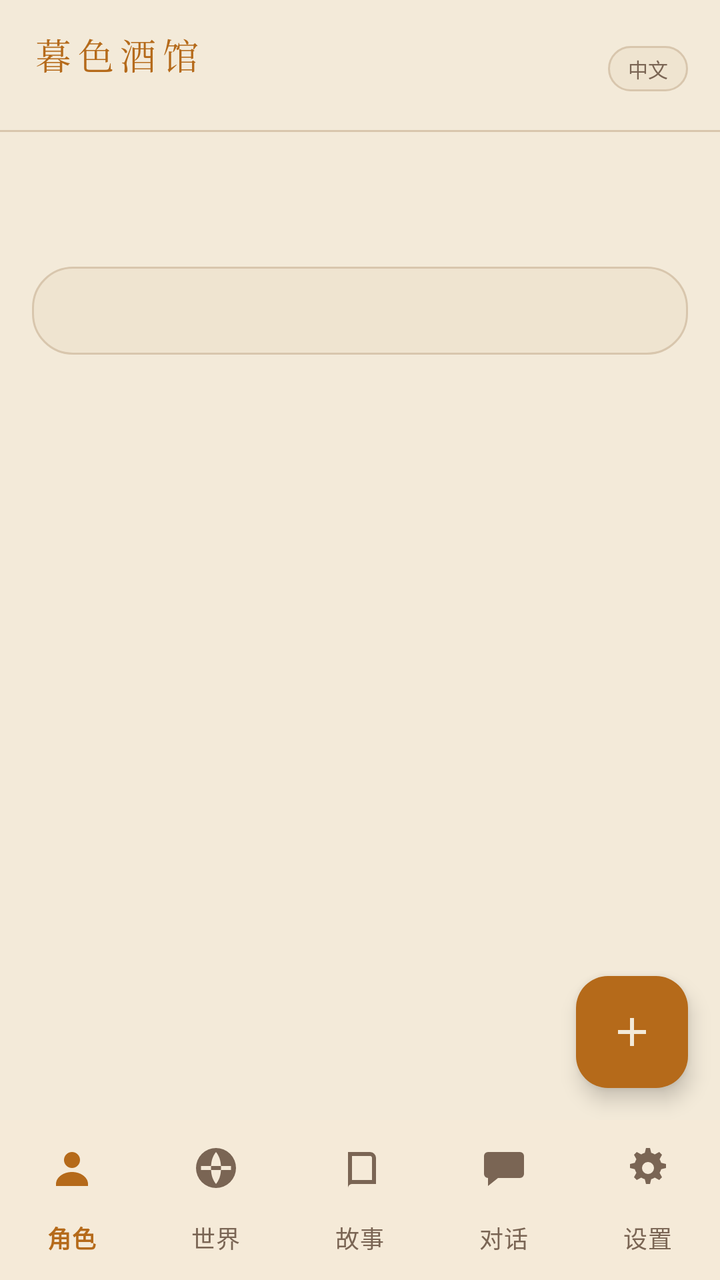
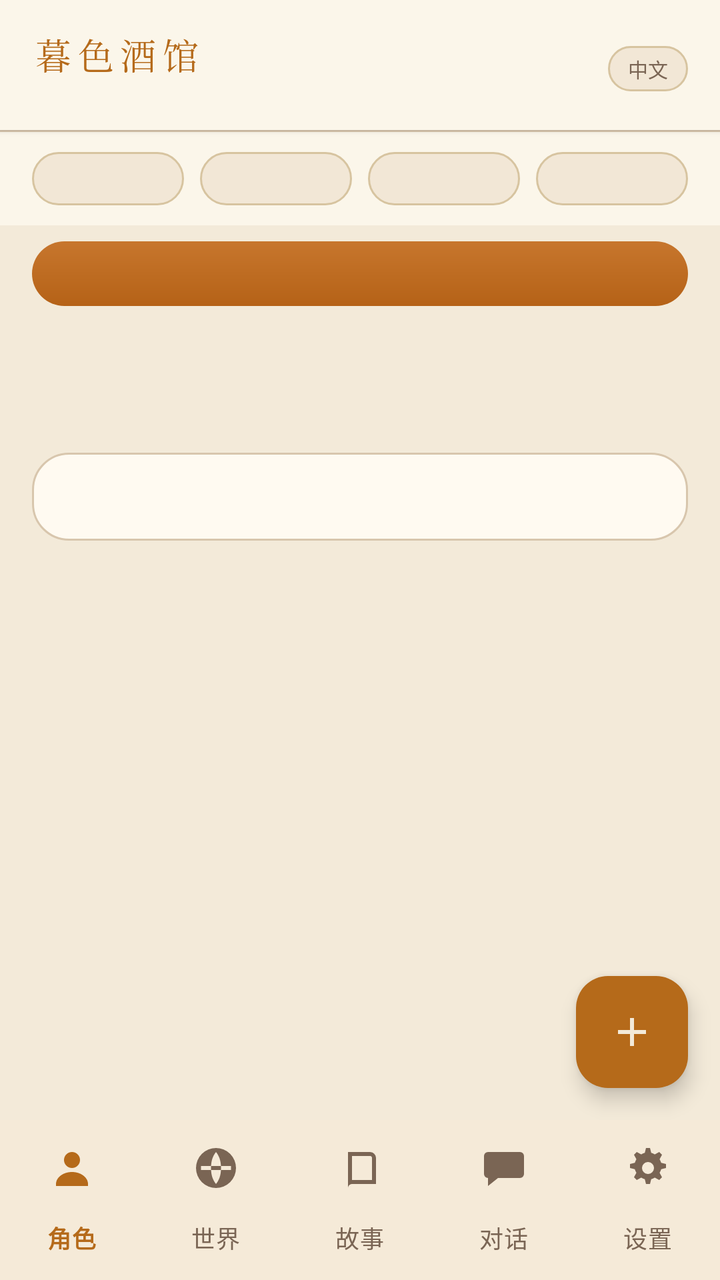

Screens rendered from an Android XML layout before and after an edit, with the pre-edit source and the edit as a unified diff.
<!-- AndroidManifest.xml: application theme Theme.Tavern -->
<!-- res/layout/activity_main.xml -->
<?xml version="1.0" encoding="utf-8"?>
<LinearLayout xmlns:android="http://schemas.android.com/apk/res/android"
    xmlns:app="http://schemas.android.com/apk/res-auto"
    android:layout_width="match_parent"
    android:layout_height="match_parent"
    android:background="@color/bg"
    android:orientation="vertical">

    <LinearLayout
        android:layout_width="match_parent"
        android:layout_height="wrap_content"
        android:gravity="center_vertical"
        android:orientation="horizontal"
        android:paddingHorizontal="16dp"
        android:paddingTop="14dp"
        android:paddingBottom="10dp">

        <LinearLayout
            android:layout_width="0dp"
            android:layout_height="wrap_content"
            android:layout_weight="1"
            android:orientation="vertical">

            <TextView
                android:id="@+id/brand"
                android:layout_width="wrap_content"
                android:layout_height="wrap_content"
                android:fontFamily="serif"
                android:letterSpacing="0.18"
                android:text="暮色酒馆"
                android:textColor="@color/candle"
                android:textSize="18sp" />

            <TextView
                android:id="@+id/tagline"
                android:layout_width="wrap_content"
                android:layout_height="wrap_content"
                android:textColor="@color/muted"
                android:textSize="11sp" />
        </LinearLayout>

        <TextView
            android:id="@+id/localeBadge"
            android:layout_width="wrap_content"
            android:layout_height="wrap_content"
            android:background="@drawable/bg_chip"
            android:paddingHorizontal="10dp"
            android:paddingVertical="4dp"
            android:text="中文"
            android:textColor="@color/muted"
            android:textSize="10sp" />
    </LinearLayout>

    <View
        android:layout_width="match_parent"
        android:layout_height="1dp"
        android:background="@color/line" />

    <FrameLayout
        android:layout_width="match_parent"
        android:layout_height="0dp"
        android:layout_weight="1">

        <include
            android:id="@+id/panelCharacters"
            layout="@layout/panel_list"
            android:layout_width="match_parent"
            android:layout_height="match_parent" />

        <include
            android:id="@+id/panelWorlds"
            layout="@layout/panel_list"
            android:layout_width="match_parent"
            android:layout_height="match_parent"
            android:visibility="gone" />

        <include
            android:id="@+id/panelStories"
            layout="@layout/panel_list"
            android:layout_width="match_parent"
            android:layout_height="match_parent"
            android:visibility="gone" />

        <include
            android:id="@+id/panelChats"
            layout="@layout/panel_list"
            android:layout_width="match_parent"
            android:layout_height="match_parent"
            android:visibility="gone" />

        <include
            android:id="@+id/panelSettings"
            layout="@layout/panel_settings"
            android:layout_width="match_parent"
            android:layout_height="match_parent"
            android:visibility="gone" />
    </FrameLayout>

    <com.google.android.material.bottomnavigation.BottomNavigationView
        android:id="@+id/bottomNav"
        android:layout_width="match_parent"
        android:layout_height="wrap_content"
        android:background="@color/surface"
        android:elevation="8dp"
        app:itemIconTint="@color/nav_item"
        app:itemTextColor="@color/nav_item"
        app:labelVisibilityMode="labeled"
        app:menu="@menu/bottom_nav" />
</LinearLayout>
<!-- res/layout/panel_list.xml (included above) -->
<?xml version="1.0" encoding="utf-8"?>
<FrameLayout xmlns:android="http://schemas.android.com/apk/res/android"
    xmlns:app="http://schemas.android.com/apk/res-auto"
    android:layout_width="match_parent"
    android:layout_height="match_parent">

    <LinearLayout
        android:layout_width="match_parent"
        android:layout_height="match_parent"
        android:orientation="vertical">

        <TextView
            android:id="@+id/panelTitle"
            android:layout_width="match_parent"
            android:layout_height="wrap_content"
            android:fontFamily="serif"
            android:paddingHorizontal="16dp"
            android:paddingTop="14dp"
            android:textColor="@color/ink"
            android:textSize="22sp" />

        <TextView
            android:id="@+id/panelHint"
            android:layout_width="match_parent"
            android:layout_height="wrap_content"
            android:paddingHorizontal="16dp"
            android:paddingBottom="8dp"
            android:textColor="@color/muted"
            android:textSize="12sp" />

        <EditText
            android:id="@+id/search"
            android:layout_width="match_parent"
            android:layout_height="44dp"
            android:layout_marginHorizontal="16dp"
            android:layout_marginBottom="8dp"
            android:background="@drawable/bg_input"
            android:hint=""
            android:inputType="text"
            android:paddingHorizontal="14dp"
            android:textColor="@color/ink"
            android:textColorHint="@color/muted"
            android:textSize="14sp" />

        <ScrollView
            android:layout_width="match_parent"
            android:layout_height="0dp"
            android:layout_weight="1"
            android:clipToPadding="false"
            android:paddingBottom="80dp">

            <LinearLayout
                android:id="@+id/list"
                android:layout_width="match_parent"
                android:layout_height="wrap_content"
                android:orientation="vertical"
                android:paddingHorizontal="16dp" />
        </ScrollView>
    </LinearLayout>

    <com.google.android.material.floatingactionbutton.FloatingActionButton
        android:id="@+id/fab"
        android:layout_width="wrap_content"
        android:layout_height="wrap_content"
        android:layout_gravity="bottom|end"
        android:layout_margin="16dp"
        android:contentDescription="add"
        android:src="@drawable/ic_add"
        app:backgroundTint="@color/candle"
        app:tint="@color/on_candle" />
</FrameLayout>
<!-- res/layout/panel_settings.xml (included above) -->
<?xml version="1.0" encoding="utf-8"?>
<ScrollView xmlns:android="http://schemas.android.com/apk/res/android"
    android:layout_width="match_parent"
    android:layout_height="match_parent"
    android:clipToPadding="false"
    android:paddingBottom="24dp">

    <LinearLayout
        android:layout_width="match_parent"
        android:layout_height="wrap_content"
        android:orientation="vertical"
        android:padding="16dp">

        <TextView
            android:id="@+id/titleSettings"
            android:layout_width="match_parent"
            android:layout_height="wrap_content"
            android:fontFamily="serif"
            android:textColor="@color/ink"
            android:textSize="22sp" />

        <TextView
            android:id="@+id/settingsHint"
            android:layout_width="match_parent"
            android:layout_height="wrap_content"
            android:layout_marginTop="6dp"
            android:textColor="@color/muted"
            android:textSize="12sp" />

        <TextView
            android:id="@+id/labelAppearance"
            android:layout_width="match_parent"
            android:layout_height="wrap_content"
            android:layout_marginTop="20dp"
            android:textColor="@color/candle"
            android:textSize="13sp" />

        <TextView
            android:id="@+id/appearanceHint"
            android:layout_width="match_parent"
            android:layout_height="wrap_content"
            android:layout_marginTop="4dp"
            android:textColor="@color/muted"
            android:textSize="12sp" />

        <LinearLayout
            android:layout_width="match_parent"
            android:layout_height="wrap_content"
            android:layout_marginTop="10dp"
            android:orientation="horizontal">

            <TextView
                android:id="@+id/btnDark"
                android:layout_width="0dp"
                android:layout_height="40dp"
                android:layout_marginEnd="6dp"
                android:layout_weight="1"
                android:gravity="center"
                android:textColor="@color/ink" />

            <TextView
                android:id="@+id/btnLight"
                android:layout_width="0dp"
                android:layout_height="40dp"
                android:layout_marginEnd="6dp"
                android:layout_weight="1"
                android:gravity="center"
                android:textColor="@color/ink" />

            <TextView
                android:id="@+id/btnSystem"
                android:layout_width="0dp"
                android:layout_height="40dp"
                android:layout_weight="1"
                android:gravity="center"
                android:textColor="@color/ink" />
        </LinearLayout>

        <TextView
            android:id="@+id/labelLanguage"
            android:layout_width="match_parent"
            android:layout_height="wrap_content"
            android:layout_marginTop="20dp"
            android:textColor="@color/candle"
            android:textSize="13sp" />

        <TextView
            android:id="@+id/languageHint"
            android:layout_width="match_parent"
            android:layout_height="wrap_content"
            android:layout_marginTop="4dp"
            android:textColor="@color/muted"
            android:textSize="12sp" />

        <LinearLayout
            android:layout_width="match_parent"
            android:layout_height="wrap_content"
            android:layout_marginTop="10dp"
            android:orientation="horizontal">

            <TextView
                android:id="@+id/btnZh"
                android:layout_width="0dp"
                android:layout_height="40dp"
                android:layout_marginEnd="8dp"
                android:layout_weight="1"
                android:gravity="center"
                android:text="中文"
                android:textColor="@color/ink" />

            <TextView
                android:id="@+id/btnEn"
                android:layout_width="0dp"
                android:layout_height="40dp"
                android:layout_weight="1"
                android:gravity="center"
                android:text="English"
                android:textColor="@color/ink" />
        </LinearLayout>

        <TextView
            android:id="@+id/labelPersona"
            android:layout_width="match_parent"
            android:layout_height="wrap_content"
            android:layout_marginTop="20dp"
            android:textColor="@color/candle"
            android:textSize="13sp" />

        <TextView
            android:id="@+id/personaHint"
            android:layout_width="match_parent"
            android:layout_height="wrap_content"
            android:layout_marginTop="4dp"
            android:textColor="@color/muted"
            android:textSize="12sp" />

        <TextView
            android:id="@+id/labelUserName"
            android:layout_width="match_parent"
            android:layout_height="wrap_content"
            android:layout_marginTop="10dp"
            android:textColor="@color/muted"
            android:textSize="12sp" />

        <EditText
            android:id="@+id/etUserName"
            android:layout_width="match_parent"
            android:layout_height="44dp"
            android:layout_marginTop="6dp"
            android:background="@drawable/bg_input"
            android:paddingHorizontal="12dp"
            android:textColor="@color/ink"
            android:textSize="14sp" />

        <TextView
            android:id="@+id/labelUserPersona"
            android:layout_width="match_parent"
            android:layout_height="wrap_content"
            android:layout_marginTop="10dp"
            android:textColor="@color/muted"
            android:textSize="12sp" />

        <EditText
            android:id="@+id/etUserPersona"
            android:layout_width="match_parent"
            android:layout_height="wrap_content"
            android:layout_marginTop="6dp"
            android:background="@drawable/bg_input"
            android:gravity="top"
            android:minHeight="96dp"
            android:padding="12dp"
            android:textColor="@color/ink"
            android:textSize="14sp" />

        <LinearLayout
            android:layout_width="match_parent"
            android:layout_height="wrap_content"
            android:layout_marginTop="22dp"
            android:gravity="center_vertical"
            android:orientation="horizontal">

            <TextView
                android:id="@+id/labelProfiles"
                android:layout_width="0dp"
                android:layout_height="wrap_content"
                android:layout_weight="1"
                android:textColor="@color/candle"
                android:textSize="13sp" />

            <TextView
                android:id="@+id/btnNewProfile"
                android:layout_width="wrap_content"
                android:layout_height="wrap_content"
                android:background="@drawable/bg_chip_on"
                android:paddingHorizontal="12dp"
                android:paddingVertical="6dp"
                android:textColor="@color/on_candle"
                android:textSize="12sp" />
        </LinearLayout>

        <TextView
            android:id="@+id/noProfiles"
            android:layout_width="match_parent"
            android:layout_height="wrap_content"
            android:layout_marginTop="8dp"
            android:textColor="@color/muted"
            android:textSize="13sp"
            android:visibility="gone" />

        <LinearLayout
            android:id="@+id/profileList"
            android:layout_width="match_parent"
            android:layout_height="wrap_content"
            android:layout_marginTop="8dp"
            android:orientation="vertical" />

        <LinearLayout
            android:layout_width="match_parent"
            android:layout_height="wrap_content"
            android:layout_marginTop="22dp"
            android:gravity="center_vertical"
            android:orientation="horizontal">

            <TextView
                android:id="@+id/labelPresets"
                android:layout_width="0dp"
                android:layout_height="wrap_content"
                android:layout_weight="1"
                android:textColor="@color/candle"
                android:textSize="13sp" />

            <TextView
                android:id="@+id/btnNewPreset"
                android:layout_width="wrap_content"
                android:layout_height="wrap_content"
                android:background="@drawable/bg_chip_on"
                android:paddingHorizontal="12dp"
                android:paddingVertical="6dp"
                android:textColor="@color/on_candle"
                android:textSize="12sp" />
        </LinearLayout>

        <TextView
            android:id="@+id/presetsHint"
            android:layout_width="match_parent"
            android:layout_height="wrap_content"
            android:layout_marginTop="4dp"
            android:textColor="@color/muted"
            android:textSize="12sp" />

        <LinearLayout
            android:id="@+id/presetList"
            android:layout_width="match_parent"
            android:layout_height="wrap_content"
            android:layout_marginTop="8dp"
            android:orientation="vertical" />

        <TextView
            android:id="@+id/labelChat"
            android:layout_width="match_parent"
            android:layout_height="wrap_content"
            android:layout_marginTop="22dp"
            android:textColor="@color/candle"
            android:textSize="13sp" />

        <LinearLayout
            android:id="@+id/rowStreaming"
            android:layout_width="match_parent"
            android:layout_height="44dp"
            android:layout_marginTop="8dp"
            android:background="@drawable/bg_card"
            android:gravity="center_vertical"
            android:orientation="horizontal"
            android:paddingHorizontal="12dp">

            <TextView
                android:id="@+id/labelStreaming"
                android:layout_width="0dp"
                android:layout_height="wrap_content"
                android:layout_weight="1"
                android:textColor="@color/ink"
                android:textSize="14sp" />

            <TextView
                android:id="@+id/valStreaming"
                android:layout_width="wrap_content"
                android:layout_height="wrap_content"
                android:textColor="@color/candle"
                android:textSize="12sp" />
        </LinearLayout>

        <LinearLayout
            android:id="@+id/rowAutoSummary"
            android:layout_width="match_parent"
            android:layout_height="44dp"
            android:layout_marginTop="8dp"
            android:background="@drawable/bg_card"
            android:gravity="center_vertical"
            android:orientation="horizontal"
            android:paddingHorizontal="12dp">

            <TextView
                android:id="@+id/labelAutoSummary"
                android:layout_width="0dp"
                android:layout_height="wrap_content"
                android:layout_weight="1"
                android:textColor="@color/ink"
                android:textSize="14sp" />

            <TextView
                android:id="@+id/valAutoSummary"
                android:layout_width="wrap_content"
                android:layout_height="wrap_content"
                android:textColor="@color/candle"
                android:textSize="12sp" />
        </LinearLayout>

        <TextView
            android:id="@+id/labelAdvanced"
            android:layout_width="match_parent"
            android:layout_height="wrap_content"
            android:layout_marginTop="22dp"
            android:textColor="@color/candle"
            android:textSize="13sp" />

        <TextView
            android:id="@+id/developerHint"
            android:layout_width="match_parent"
            android:layout_height="wrap_content"
            android:layout_marginTop="4dp"
            android:textColor="@color/muted"
            android:textSize="12sp" />

        <LinearLayout
            android:id="@+id/rowDeveloper"
            android:layout_width="match_parent"
            android:layout_height="44dp"
            android:layout_marginTop="8dp"
            android:background="@drawable/bg_card"
            android:gravity="center_vertical"
            android:orientation="horizontal"
            android:paddingHorizontal="12dp">

            <TextView
                android:id="@+id/labelDeveloper"
                android:layout_width="0dp"
                android:layout_height="wrap_content"
                android:layout_weight="1"
                android:textColor="@color/ink"
                android:textSize="14sp" />

            <TextView
                android:id="@+id/valDeveloper"
                android:layout_width="wrap_content"
                android:layout_height="wrap_content"
                android:textColor="@color/candle"
                android:textSize="12sp" />
        </LinearLayout>

        <TextView
            android:id="@+id/labelData"
            android:layout_width="match_parent"
            android:layout_height="wrap_content"
            android:layout_marginTop="22dp"
            android:textColor="@color/candle"
            android:textSize="13sp" />

        <TextView
            android:id="@+id/btnExport"
            android:layout_width="match_parent"
            android:layout_height="44dp"
            android:layout_marginTop="8dp"
            android:background="@drawable/bg_card"
            android:gravity="center"
            android:textColor="@color/ink" />

        <TextView
            android:id="@+id/btnImport"
            android:layout_width="match_parent"
            android:layout_height="44dp"
            android:layout_marginTop="8dp"
            android:background="@drawable/bg_card"
            android:gravity="center"
            android:textColor="@color/ink" />

        <TextView
            android:id="@+id/btnReset"
            android:layout_width="match_parent"
            android:layout_height="44dp"
            android:layout_marginTop="8dp"
            android:background="@drawable/bg_card"
            android:gravity="center"
            android:textColor="@color/wine" />

        <TextView
            android:id="@+id/labelAbout"
            android:layout_width="match_parent"
            android:layout_height="wrap_content"
            android:layout_marginTop="22dp"
            android:textColor="@color/candle"
            android:textSize="13sp" />

        <TextView
            android:id="@+id/aboutBody"
            android:layout_width="match_parent"
            android:layout_height="wrap_content"
            android:layout_marginTop="8dp"
            android:textColor="@color/muted"
            android:textSize="13sp" />

        <TextView
            android:id="@+id/aboutLine"
            android:layout_width="match_parent"
            android:layout_height="wrap_content"
            android:layout_marginTop="4dp"
            android:textColor="@color/muted"
            android:textSize="12sp" />
    </LinearLayout>
</ScrollView>
<!-- resources referenced by this layout -->
<resources>
  <color name="bg">#f3ead9</color>
  <color name="candle">#b56a1a</color>
  <color name="ink">#2a1d16</color>
  <color name="line">#d8c6ad</color>
  <color name="muted">#7a6554</color>
  <color name="on_candle">#f3ead9</color>
  <color name="surface">#fbf6ea</color>
  <color name="wine">#8c3d3a</color>
  <!-- drawable bg_card (drawable) -->
  <?xml version="1.0" encoding="utf-8"?>
  <shape xmlns:android="http://schemas.android.com/apk/res/android">
      <solid android:color="@color/surface" />
      <corners android:radius="16dp" />
      <stroke android:width="1dp" android:color="@color/line" />
  </shape>
  <!-- drawable bg_chip (drawable) -->
  <?xml version="1.0" encoding="utf-8"?>
  <shape xmlns:android="http://schemas.android.com/apk/res/android">
      <solid android:color="@color/raised" />
      <corners android:radius="20dp" />
      <stroke android:width="1dp" android:color="@color/line" />
  </shape>
  <!-- drawable bg_chip_on (drawable) -->
  <?xml version="1.0" encoding="utf-8"?>
  <shape xmlns:android="http://schemas.android.com/apk/res/android">
      <solid android:color="@color/candle" />
      <corners android:radius="20dp" />
  </shape>
  <!-- drawable bg_input (drawable) -->
  <?xml version="1.0" encoding="utf-8"?>
  <shape xmlns:android="http://schemas.android.com/apk/res/android">
      <solid android:color="@color/raised" />
      <corners android:radius="20dp" />
      <stroke android:width="1dp" android:color="@color/line" />
  </shape>
  <!-- drawable ic_add (drawable) -->
  <?xml version="1.0" encoding="utf-8"?>
  <vector xmlns:android="http://schemas.android.com/apk/res/android" android:width="24dp" android:height="24dp" android:viewportWidth="24" android:viewportHeight="24">
      <path android:fillColor="#120e0c" android:pathData="M11,5h2v14h-2zM5,11h14v2H5z"/>
  </vector>
  <style name="Theme.Tavern" parent="Theme.Material3.DayNight.NoActionBar">
          <item name="colorPrimary">@color/candle</item>
          <item name="colorOnPrimary">@color/on_candle</item>
          <item name="colorPrimaryContainer">@color/raised</item>
          <item name="colorOnPrimaryContainer">@color/ink</item>
          <item name="colorSecondary">@color/wine</item>
          <item name="colorOnSecondary">@color/ink</item>
          <item name="colorSurface">@color/surface</item>
          <item name="colorOnSurface">@color/ink</item>
          <item name="android:statusBarColor">@color/bg</item>
          <item name="android:navigationBarColor">@color/surface</item>
          <item name="android:windowBackground">@color/bg</item>
          <item name="android:textColor">@color/ink</item>
          <item name="android:textColorPrimary">@color/ink</item>
          <item name="android:textColorSecondary">@color/muted</item>
          <item name="android:windowLightStatusBar">true</item>
          <item name="colorControlActivated">@color/candle</item>
          <item name="android:colorAccent">@color/candle</item>
      </style>
  <color name="raised">#efe4d0</color>
</resources>

<!-- the commit's change to res/layout/activity_main.xml (unified diff, before → after) -->
@@ -9,6 +9,8 @@
     <LinearLayout
         android:layout_width="match_parent"
         android:layout_height="wrap_content"
+        android:background="@color/surface"
+        android:elevation="2dp"
         android:gravity="center_vertical"
         android:orientation="horizontal"
         android:paddingHorizontal="16dp"
@@ -55,6 +57,76 @@
         android:layout_width="match_parent"
         android:layout_height="1dp"
         android:background="@color/line" />
+
+    <LinearLayout
+        android:id="@+id/statsRow"
+        android:layout_width="match_parent"
+        android:layout_height="wrap_content"
+        android:background="@color/surface"
+        android:orientation="horizontal"
+        android:paddingHorizontal="16dp"
+        android:paddingVertical="10dp">
+
+        <TextView
+            android:id="@+id/statCharacters"
+            android:layout_width="0dp"
+            android:layout_height="wrap_content"
+            android:layout_weight="1"
+            android:background="@drawable/bg_chip"
+            android:gravity="center"
+            android:paddingVertical="6dp"
+            android:textColor="@color/ink"
+            android:textSize="11sp" />
+
+        <TextView
+            android:id="@+id/statWorlds"
+            android:layout_width="0dp"
+            android:layout_height="wrap_content"
+            android:layout_marginStart="8dp"
+            android:layout_weight="1"
+            android:background="@drawable/bg_chip"
+            android:gravity="center"
+            android:paddingVertical="6dp"
+            android:textColor="@color/ink"
+            android:textSize="11sp" />
+
+        <TextView
+            android:id="@+id/statStories"
+            android:layout_width="0dp"
+            android:layout_height="wrap_content"
+            android:layout_marginStart="8dp"
+            android:layout_weight="1"
+            android:background="@drawable/bg_chip"
+            android:gravity="center"
+            android:paddingVertical="6dp"
+            android:textColor="@color/ink"
+            android:textSize="11sp" />
+
+        <TextView
+            android:id="@+id/statChats"
+            android:layout_width="0dp"
+            android:layout_height="wrap_content"
+            android:layout_marginStart="8dp"
+            android:layout_weight="1"
+            android:background="@drawable/bg_chip"
+            android:gravity="center"
+            android:paddingVertical="6dp"
+            android:textColor="@color/ink"
+            android:textSize="11sp" />
+    </LinearLayout>
+
+    <TextView
+        android:id="@+id/statusBanner"
+        android:layout_width="match_parent"
+        android:layout_height="wrap_content"
+        android:layout_marginHorizontal="16dp"
+        android:layout_marginTop="8dp"
+        android:layout_marginBottom="6dp"
+        android:background="@drawable/bg_chip_on"
+        android:paddingHorizontal="12dp"
+        android:paddingVertical="8dp"
+        android:textColor="@color/on_candle"
+        android:textSize="12sp" />
 
     <FrameLayout
         android:layout_width="match_parent"
<!-- resource entries referenced after the edit -->
@@ -11,29 +11,35 @@
   <!-- drawable bg_card (drawable) -->
   <?xml version="1.0" encoding="utf-8"?>
   <shape xmlns:android="http://schemas.android.com/apk/res/android">
-      <solid android:color="@color/surface" />
-      <corners android:radius="16dp" />
-      <stroke android:width="1dp" android:color="@color/line" />
+      <gradient
+          android:angle="90"
+          android:endColor="#f6ecdc"
+          android:startColor="#fdfaf4" />
+      <corners android:radius="18dp" />
+      <stroke android:width="1dp" android:color="#dcc7a5" />
   </shape>
   <!-- drawable bg_chip (drawable) -->
   <?xml version="1.0" encoding="utf-8"?>
   <shape xmlns:android="http://schemas.android.com/apk/res/android">
-      <solid android:color="@color/raised" />
+      <solid android:color="#f2e7d6" />
       <corners android:radius="20dp" />
-      <stroke android:width="1dp" android:color="@color/line" />
+      <stroke android:width="1dp" android:color="#d7c4a0" />
   </shape>
   <!-- drawable bg_chip_on (drawable) -->
   <?xml version="1.0" encoding="utf-8"?>
   <shape xmlns:android="http://schemas.android.com/apk/res/android">
-      <solid android:color="@color/candle" />
+      <gradient
+          android:angle="90"
+          android:endColor="#c7762d"
+          android:startColor="#b56217" />
       <corners android:radius="20dp" />
   </shape>
   <!-- drawable bg_input (drawable) -->
   <?xml version="1.0" encoding="utf-8"?>
   <shape xmlns:android="http://schemas.android.com/apk/res/android">
-      <solid android:color="@color/raised" />
-      <corners android:radius="20dp" />
-      <stroke android:width="1dp" android:color="@color/line" />
+      <solid android:color="#fffaf1" />
+      <corners android:radius="18dp" />
+      <stroke android:width="1dp" android:color="#d8c6ad" />
   </shape>
   <!-- drawable ic_add (drawable) -->
   <?xml version="1.0" encoding="utf-8"?>
